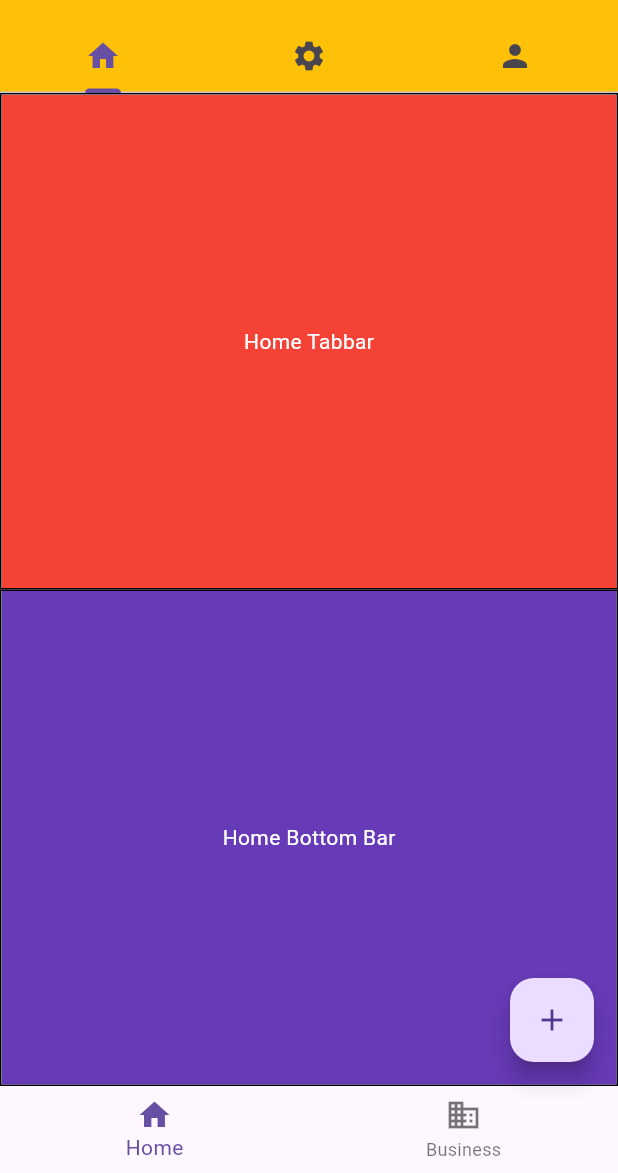
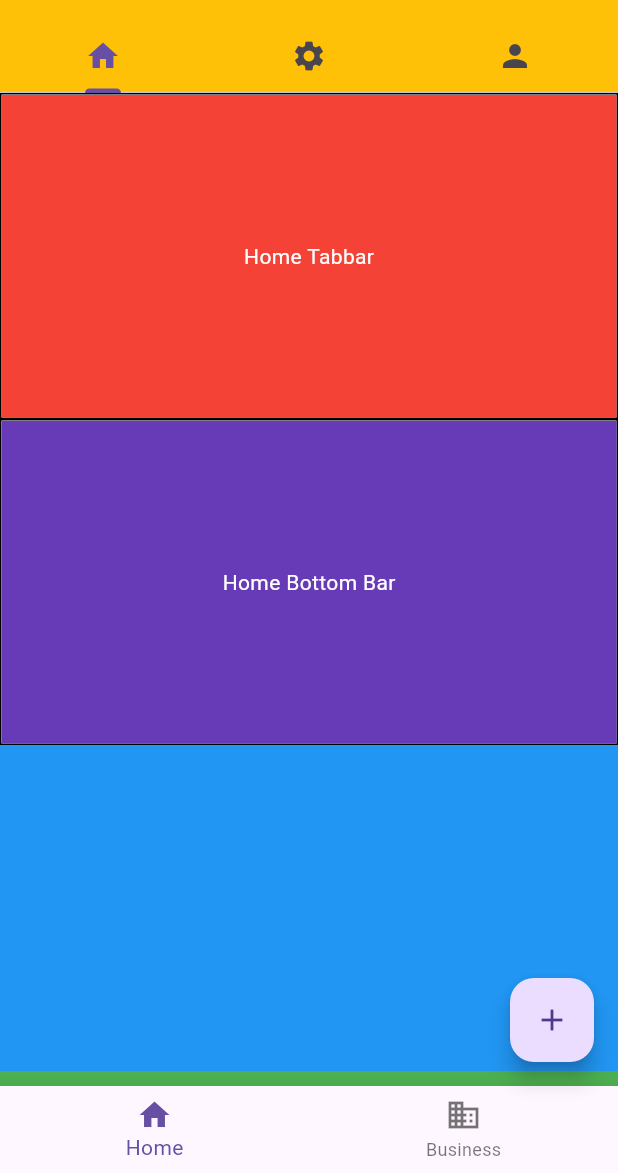
Before and after one commit to MinhPro999/bt-final-app-movie, a Flutter app: the MyHomePage screen opened directly, on a phone screen of 412 x 824 dp, the part 63-1236 px from its top. Run offline on Flutter 3.47's test engine with Material 3 defaults, Android fonts, the phone set to English and light mode, and no system bars; our stand-ins replace flutter_svg.

Commit message:
Update lesson

```diff
--- a/lib/lesson_14/body_section_of_scaffold.dart
+++ b/lib/lesson_14/body_section_of_scaffold.dart
@@ -36,6 +36,15 @@ class BodySection extends StatelessWidget {
             children: pageViewTwoChildren,
           ),
         )),
+        Expanded(
+            child: Container(
+          color: Colors.blue,
+        )),
+        Container(
+          color: Colors.green,
+          width: double.infinity,
+          height: 10,
+        )
       ],
     );
   }
```
